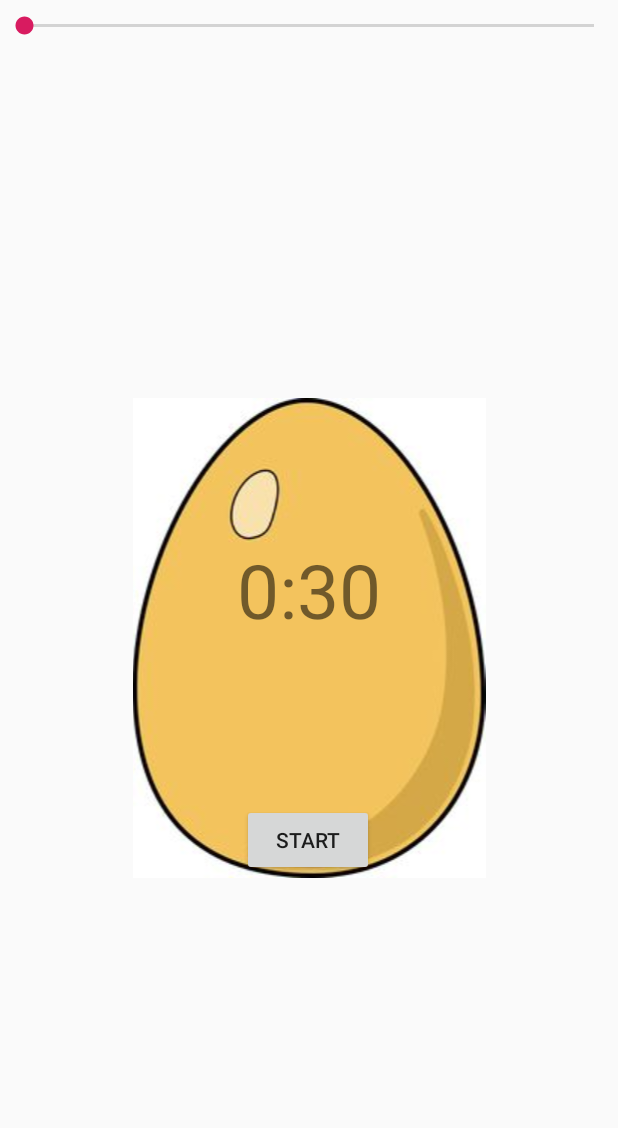
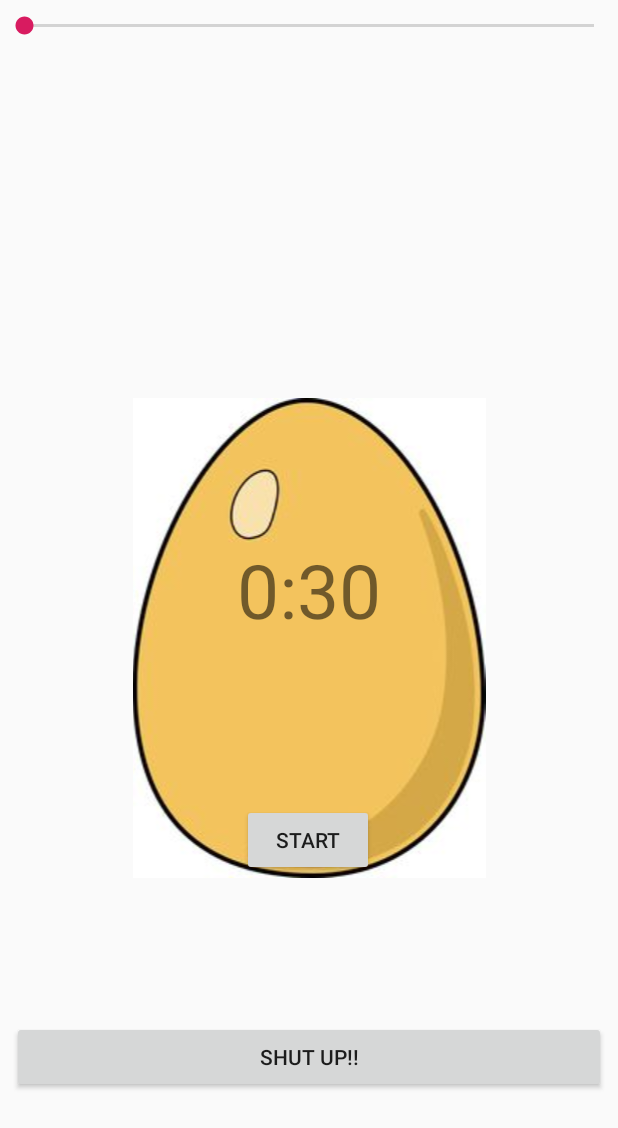
Before and after one commit to jawadahmedtaj/EggTimer, an Android app: the layout activity_main.xml on its own in the app's theme, with its tools: preview values and no code run, on a phone screen of 412 x 824 dp. Shown: the top 1128 px of the screen. Run offline under Robolectric (Android 15) with nearby library versions, the light colour scheme and no system bars.

Commit message:
added a stop button

```diff
--- a/app/src/main/res/layout/activity_main.xml
+++ b/app/src/main/res/layout/activity_main.xml
@@ -56,4 +56,20 @@
         app:layout_constraintHorizontal_bias="0.498"
         app:layout_constraintStart_toStartOf="parent" />
 
+    <Button
+        android:id="@+id/shutUpButton"
+        android:layout_width="0dp"
+        android:layout_height="wrap_content"
+        android:layout_marginStart="8dp"
+        android:layout_marginTop="8dp"
+        android:layout_marginEnd="8dp"
+        android:layout_marginBottom="8dp"
+        android:onClick="shutUp"
+        android:text="Shut Up!!"
+        android:visibility="visible"
+        app:layout_constraintBottom_toBottomOf="parent"
+        app:layout_constraintEnd_toEndOf="parent"
+        app:layout_constraintStart_toStartOf="parent"
+        app:layout_constraintTop_toBottomOf="@+id/imageView" />
+
 </android.support.constraint.ConstraintLayout>
```
Also changed, not shown: app/src/main/java/com/example/eggtimer/MainActivity.java (+15 -2 lines), 1 other file.
